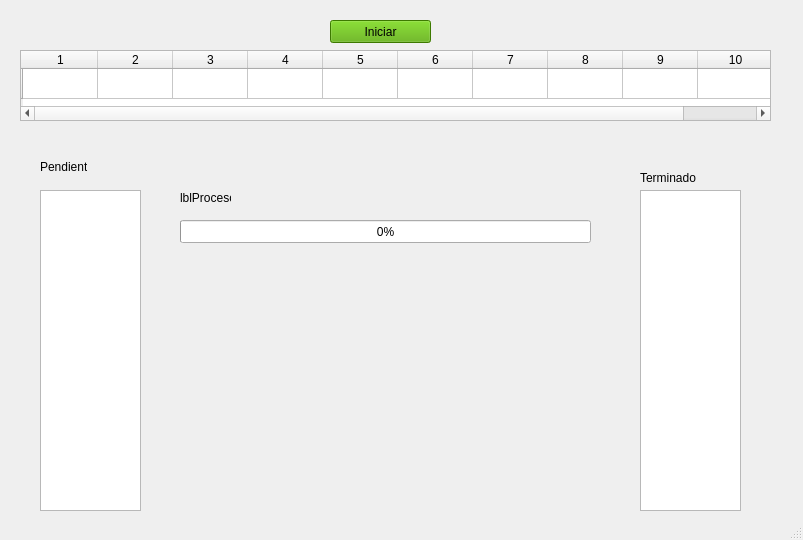
diegoivan1987/practicasSSO, file prueba.ui: the form before one commit.
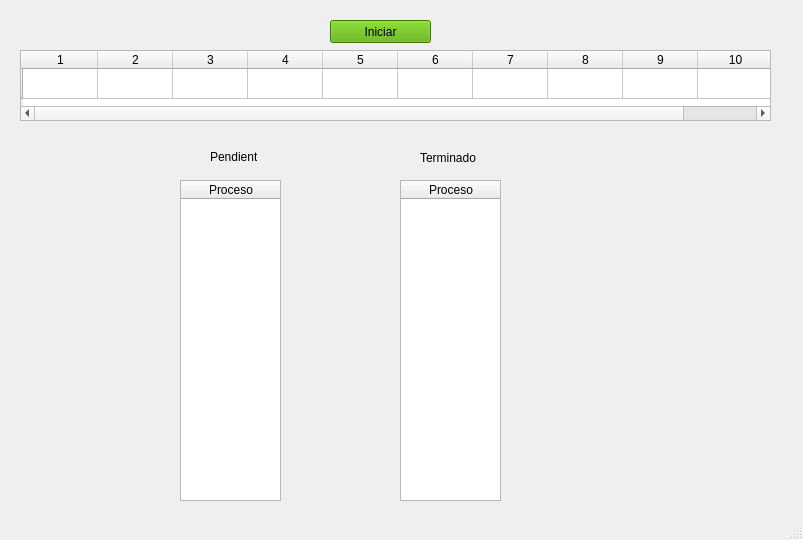
The form after the commit.

```diff
--- a/prueba.ui
+++ b/prueba.ui
@@ -110,41 +110,38 @@
    <widget class="QTableWidget" name="tablaPendientes">
     <property name="geometry">
      <rect>
-      <x>40</x>
-      <y>190</y>
+      <x>180</x>
+      <y>180</y>
       <width>101</width>
       <height>321</height>
      </rect>
     </property>
+    <column>
+     <property name="text">
+      <string>Proceso</string>
+     </property>
+    </column>
    </widget>
    <widget class="QTableWidget" name="tablaTerminados">
     <property name="geometry">
      <rect>
-      <x>640</x>
-      <y>190</y>
+      <x>400</x>
+      <y>180</y>
       <width>101</width>
       <height>321</height>
      </rect>
     </property>
-   </widget>
-   <widget class="QProgressBar" name="progressBar">
-    <property name="geometry">
-     <rect>
-      <x>180</x>
-      <y>220</y>
-      <width>411</width>
-      <height>23</height>
-     </rect>
-    </property>
-    <property name="value">
-     <number>0</number>
-    </property>
+    <column>
+     <property name="text">
+      <string>Proceso</string>
+     </property>
+    </column>
    </widget>
    <widget class="QLabel" name="label">
     <property name="geometry">
      <rect>
-      <x>40</x>
-      <y>160</y>
+      <x>210</x>
+      <y>150</y>
       <width>47</width>
       <height>13</height>
      </rect>
@@ -156,8 +153,8 @@
    <widget class="QLabel" name="label_2">
     <property name="geometry">
      <rect>
-      <x>640</x>
-      <y>170</y>
+      <x>420</x>
+      <y>150</y>
       <width>61</width>
       <height>16</height>
      </rect>
@@ -166,19 +163,6 @@
      <string>Terminado</string>
     </property>
    </widget>
-   <widget class="QLabel" name="lblProceso">
-    <property name="geometry">
-     <rect>
-      <x>180</x>
-      <y>190</y>
-      <width>51</width>
-      <height>16</height>
-     </rect>
-    </property>
-    <property name="text">
-     <string>lblProceso</string>
-    </property>
-   </widget>
   </widget>
   <widget class="QStatusBar" name="statusbar"/>
  </widget>
```
